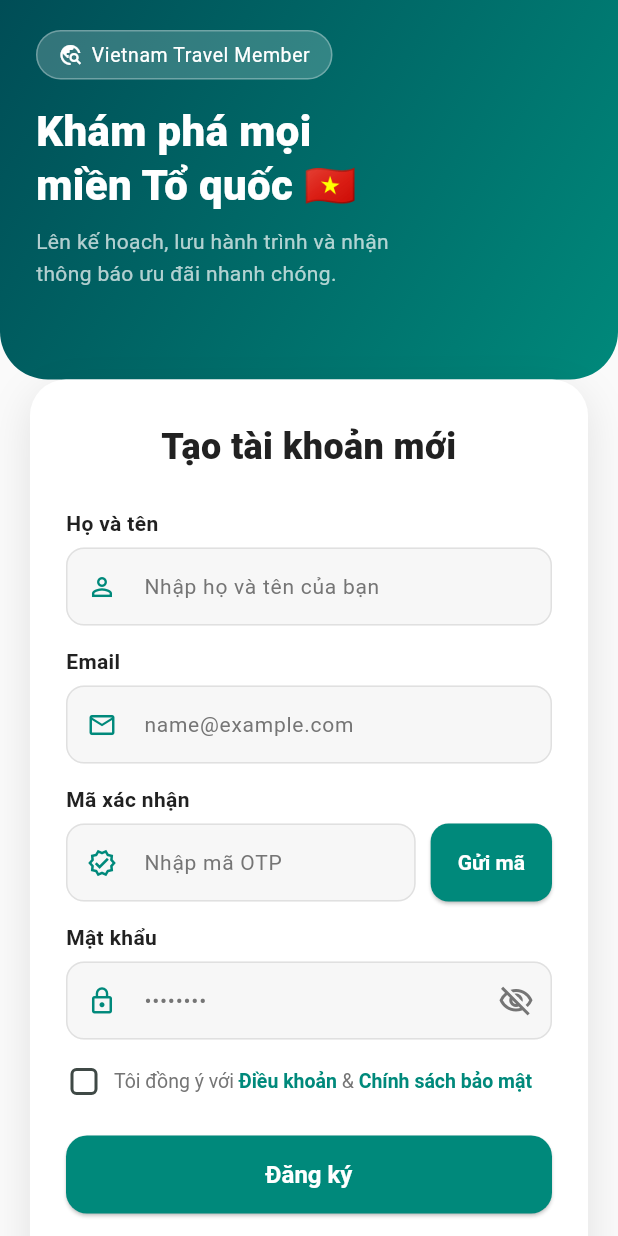
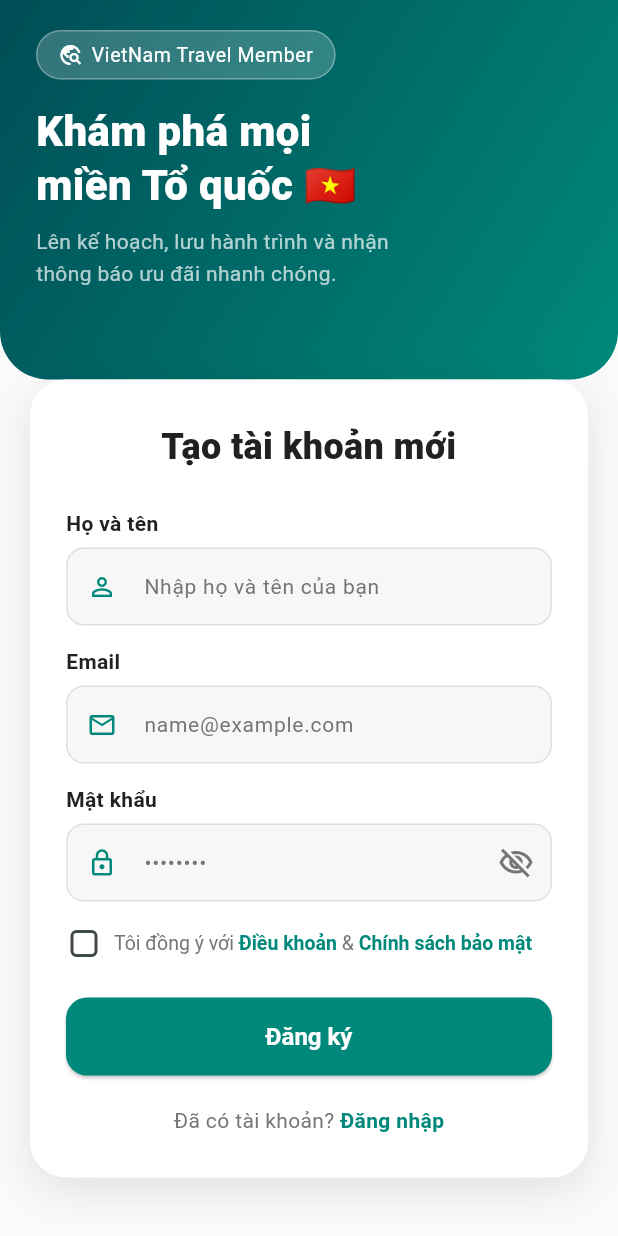
Before and after one commit to dangduyminh109/Travel_App, a Flutter app: the screen it shows after launch, after a tap on "Đăng nhập", after a tap on "Đăng ký", on a phone screen of 412 x 824 dp. Run offline on Flutter 3.47's test engine with Material 3 defaults, Android fonts, the phone set to English and light mode, and no system bars; our stand-ins replace firebase_auth, firebase_core; accounts and stored records are empty; network calls fail.

Commit message:
login register

```diff
--- a/lib/features/auth/login_screen.dart
+++ b/lib/features/auth/login_screen.dart
@@ -1,3 +1,4 @@
+import 'package:firebase_auth/firebase_auth.dart';
 import 'package:flutter/material.dart';
 import '../../core/constants/app_colors.dart';
 import '../main_screen.dart';
@@ -23,13 +24,41 @@ class LoginScreenState extends State<LoginScreen> {
     super.dispose();
   }
 
-  void handleLogin() {
+  Future<void> handleLogin() async{
     if (formKey.currentState!.validate()) {
-      Navigator.pushAndRemoveUntil(
-        context,
-        MaterialPageRoute(builder: (_) => const MainScreen()),
-        (route) => false,
-      );
+      loading(context);
+
+      try {
+        // 2. Gọi lệnh đăng nhập của Firebase
+        UserCredential userCredential = await FirebaseAuth.instance.signInWithEmailAndPassword(
+          email: emailController.text.trim(),
+          password: passwordController.text.trim(),
+        );
+
+        if (!mounted) return;
+
+        // 3. Tắt Loading khi thành công
+        Navigator.of(context).pop();
+
+        Navigator.pushAndRemoveUntil(
+          context,
+          MaterialPageRoute(builder: (_) => const MainScreen()),
+          (route) => false,
+        );
+      } on FirebaseAuthException catch (e){
+        if (!mounted) return;
+        Navigator.of(context).pop(); // Tắt Loading khi có lỗi
+
+        // 5. Xử lý các mã lỗi phổ biến của Login
+        if (e.code == 'invalid-credential') {
+          ScaffoldMessenger.of(context).showSnackBar(thongBao('Lỗi', 'Sai mật khẩu hoặc tên đăng nhập'));
+        }
+
+      }catch (e) {
+        if (!mounted) return;
+        Navigator.of(context).pop();
+        print("Lỗi không xác định: $e");
+      }
     }
   }
 
--- a/lib/features/auth/sign_up_screen.dart
+++ b/lib/features/auth/sign_up_screen.dart
@@ -1,6 +1,7 @@
 import 'package:flutter/material.dart';
+import 'package:travel_app/features/main_screen.dart';
 import '../../core/constants/app_colors.dart';
-import '../main_screen.dart';
+import 'package:firebase_auth/firebase_auth.dart';
 
 class SignUpScreen extends StatefulWidget {
   const SignUpScreen({super.key});
@@ -29,7 +30,7 @@ class SignUpScreenState extends State<SignUpScreen> {
     super.dispose();
   }
 
-  void handleSignUp() {
+  Future<void> handleSignUp() async{
     if (formKey.currentState!.validate()) {
       if (!agreeToTerms) {
         ScaffoldMessenger.of(context).showSnackBar(
@@ -39,11 +40,46 @@ class SignUpScreenState extends State<SignUpScreen> {
         );
         return;
       }
-      Navigator.pushAndRemoveUntil(
-        context,
-        MaterialPageRoute(builder: (_) => const MainScreen()),
-        (route) => false,
-      );
+      loading(context);
+
+      //Dang ky voi Firebase
+      try{
+        UserCredential userCredential = await FirebaseAuth.instance.createUserWithEmailAndPassword(email: emailController.text.trim(), password: passwordController.text.trim());
+
+        // Tùy chọn cập nhật display name vào profile
+        await userCredential.user?.updateDisplayName(nameController.text.trim());
+
+        // Tắt Loading
+        if(!mounted) return;
+        Navigator.pop(context);
+
+        Navigator.of(context).push(
+          MaterialPageRoute(builder: (context) => MainScreen(),)
+        );
+
+      } on FirebaseAuthException catch(e){
+        //Tắt loading khi bị lỗi
+        if (!mounted) return;
+        Navigator.of(context).pop();
+
+        String message ;
+        if (e.code == 'weak-password') {
+          message = "Mật khẩu quá yếu.";
+        } else if (e.code == 'email-already-in-use') {
+          message = "Email này đã được đăng ký tài khoản khác.";
+        } else if (e.code == 'invalid-email') {
+          message = "Định dạng email không hợp lệ.";
+        }else{
+          message = "Đã xảy ra lỗi";
+        }
+
+        ScaffoldMessenger.of(context).showSnackBar(thongBao('Lỗi', message));
+      }
+      catch(e){
+        if(!mounted) return;
+        Navigator.of(context).pop();
+        print(e);
+      }
     }
   }
 
@@ -119,54 +155,6 @@ class SignUpScreenState extends State<SignUpScreen> {
                           }
                           return null;
                         },
-                      ),
-                      const SizedBox(height: 14),
-                      label('Mã xác nhận'),
-                      const SizedBox(height: 6),
-                      Row(
-                        crossAxisAlignment: CrossAxisAlignment.start,
-                        children: [
-                          Expanded(
-                            child: TextFormField(
-                              controller: otpController,
-                              keyboardType: TextInputType.number,
-                              decoration: inputDeco(
-                                hint: 'Nhập mã OTP',
-                                icon: Icons.verified_outlined,
-                              ),
-                              validator: (v) {
-                                if (v == null || v.trim().isEmpty) {
-                                  return 'Vui lòng nhập mã OTP';
-                                }
-                                return null;
-                              },
-                            ),
-                          ),
-                          const SizedBox(width: 10),
-                          SizedBox(
-                            height: 52,
-                            child: ElevatedButton(
-                              onPressed: sendOtp,
-                              style: ElevatedButton.styleFrom(
-                                backgroundColor: otpSent
-                                    ? AppColors.textSecondary
-                                    : AppColors.primary,
-                                foregroundColor: Colors.white,
-                                shape: RoundedRectangleBorder(
-                                  borderRadius: BorderRadius.circular(12),
-                                ),
-                                padding: const EdgeInsets.symmetric(horizontal: 18),
-                              ),
-                              child: Text(
-                                otpSent ? 'Gửi lại' : 'Gửi mã',
-                                style: const TextStyle(
-                                  fontWeight: FontWeight.w600,
-                                  fontSize: 14,
-                                ),
-                              ),
-                            ),
-                          ),
-                        ],
                       ),
                       const SizedBox(height: 14),
                       label('Mật khẩu'),
@@ -276,6 +264,9 @@ class SignUpScreenState extends State<SignUpScreen> {
                           ),
                           GestureDetector(
                             onTap: () => Navigator.pop(context),
+                            // onTap: () => Navigator.of(context).push(
+                            //   MaterialPageRoute(builder: (context) => const LoginScreen())
+                            // ),
                             child: const Text(
                               'Đăng nhập',
                               style: TextStyle(
@@ -334,7 +325,7 @@ class SignUpScreenState extends State<SignUpScreen> {
                         color: Colors.white, size: 16),
                     SizedBox(width: 6),
                     Text(
-                      'Vietnam Travel Member',
+                      'VietNam Travel Member',
                       style: TextStyle(
                           color: Colors.white,
                           fontSize: 13,
@@ -435,4 +426,60 @@ class SignUpScreenState extends State<SignUpScreen> {
   }
 }
 
+ SnackBar thongBao(String tieuDe, String noiDung){
+    return SnackBar(
+      content: Expanded(
+        child: Column(
+          mainAxisSize: MainAxisSize.min,
+          crossAxisAlignment: CrossAxisAlignment.start,
+          children: [
+            Text(
+              tieuDe,
+              style: TextStyle(
+                fontWeight: FontWeight.bold,
+                fontSize: 16,
+                color: Colors.white,
+              ),
+            ),
+            Text(
+              noiDung,
+              style: TextStyle(
+                fontSize: 13,
+                color: Colors.white.withValues(alpha: 0.9),
+              ),
+            ),
+          ],
+        ),
+      ),
+      backgroundColor: tieuDe.compareTo('Thành công') == 0 ? Colors.green.shade600 : Colors.red.shade600,
+      behavior: SnackBarBehavior.floating, // Làm SnackBar nổi lên
+      shape: RoundedRectangleBorder(
+        borderRadius: BorderRadius.circular(15), // Bo góc xịn xò
+      ),
+      margin: const EdgeInsets.all(20), // Cách các cạnh màn hình
+      duration: const Duration(seconds: 3),
+      elevation: 6, // Tạo bóng đổ
+    );
+  }
+
+  Future<dynamic> loading(BuildContext context){
+    return showDialog(
+      context: context,
+      barrierDismissible: false, // Ngăn người dùng nhấn ra ngoài để tắt
+      builder: (context) => Center(
+        child: Container(
+          padding: const EdgeInsets.all(20),
+          decoration: BoxDecoration(
+            color: Colors.white,
+            borderRadius: BorderRadius.circular(15),
+          ),
+          child: const CircularProgressIndicator(
+            color: Colors.blue, // Hoặc AppColors.primary của bạn
+          ),
+        ),
+      ),
+    );
+  }
+
+
 // end of file
--- a/lib/main.dart
+++ b/lib/main.dart
@@ -1,8 +1,15 @@
+import 'package:firebase_core/firebase_core.dart';
 import 'package:flutter/material.dart';
 import 'core/theme/app_theme.dart';
 import 'features/auth/login_screen.dart';
 
-void main() {
+void main()  async{
+  // 1. Đảm bảo các binding của Flutter đã sẵn sàng
+  WidgetsFlutterBinding.ensureInitialized();
+
+  // 2. Khởi tạo Firebase
+  await Firebase.initializeApp();
+
   runApp(const TravelApp());
 }
 
--- a/pubspec.yaml
+++ b/pubspec.yaml
@@ -30,6 +30,8 @@ environment:
 dependencies:
   flutter:
     sdk: flutter
+  firebase_core: ^3.0.0
+  firebase_auth: ^5.0.0
 
   # The following adds the Cupertino Icons font to your application.
   # Use with the CupertinoIcons class for iOS style icons.
```
Also changed, not shown: pubspec.lock, 9 other files.
